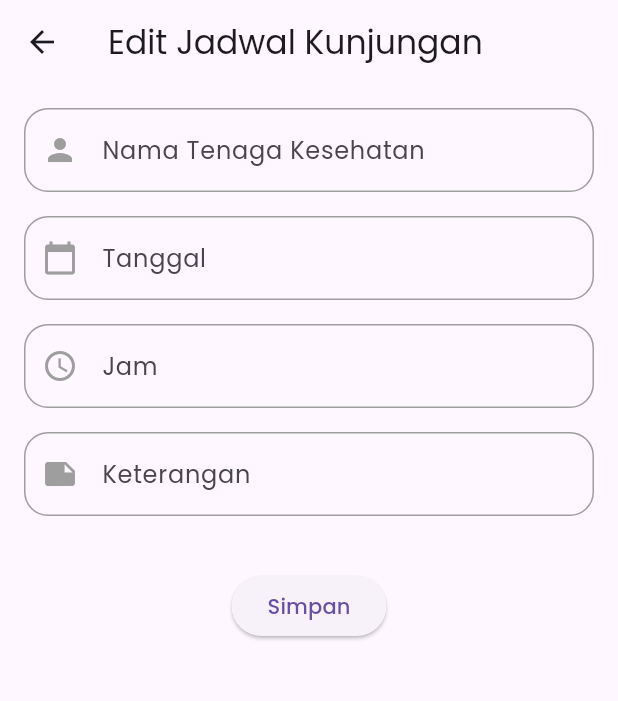
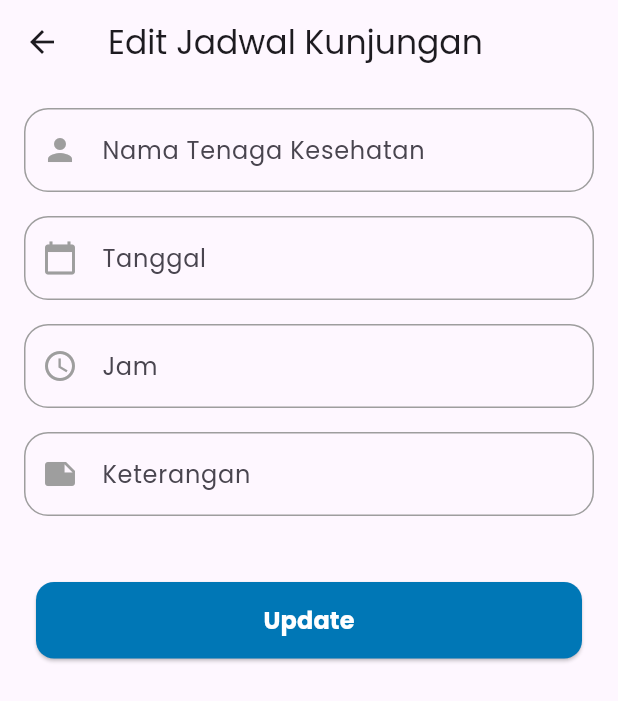
Before and after one commit to lutzzzx/medal, a Flutter app: the EditJadwalKunjunganPage screen opened directly with empty values, on a phone screen of 412 x 824 dp. Shown: the top 701 px of the screen. Run offline on Flutter 3.47's test engine with Material 3 defaults, Android fonts, the phone set to English and light mode, and no system bars; our stand-ins replace cloud_firestore, firebase_auth, firebase_core, flutter_local_notifications, get, google_fonts and 4 more; accounts and stored records are empty.

Commit message:
update edit_jadwal_kunjungan_page.dart

```diff
--- a/lib/modules/tenaga_kesehatan/views/edit_jadwal_kunjungan_page.dart
+++ b/lib/modules/tenaga_kesehatan/views/edit_jadwal_kunjungan_page.dart
@@ -2,6 +2,7 @@ import 'package:flutter/material.dart';
 import 'package:get/get.dart';
 import 'package:medal/data/models/tenaga_kesehatan_model.dart';
 import 'package:medal/widgets/custom_text_form_field.dart';
+import 'package:medal/widgets/expanded_button.dart';
 import '../controllers/tenaga_kesehatan_controller.dart';
 import '../../../data/models/jadwal_kunjungan_model.dart';
 
@@ -40,7 +41,7 @@ class EditJadwalKunjunganPage extends StatelessWidget {
         tenagaKesehatanId: _selectedTenagaKesehatanId,
       );
       controller.updateJadwalKunjungan(updatedJadwalKunjungan);
-      Get.back();
+      Get.close(2);
     }
   }
 
@@ -129,10 +130,7 @@ class EditJadwalKunjunganPage extends StatelessWidget {
                 labelText: 'Keterangan',
               ),
               SizedBox(height: 20),
-              ElevatedButton(
-                onPressed: _editJadwal,
-                child: Text('Simpan'),
-              ),
+              ExpandedButton(text1: 'Update', press1: _editJadwal)
             ],
           ),
 
```
